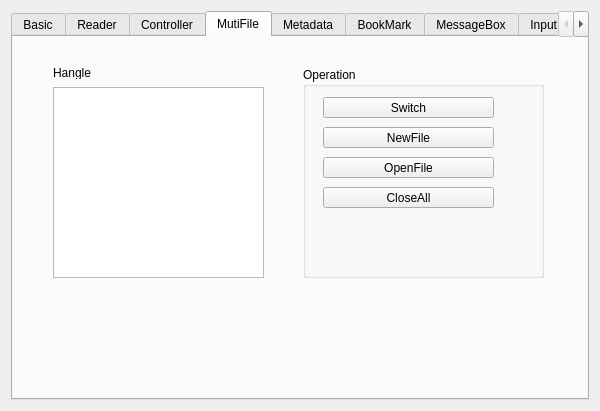
Above: TestPlugin/testform.ui from Wing-summer/WingHexExplorer2 before the change. Below: the same form after it.
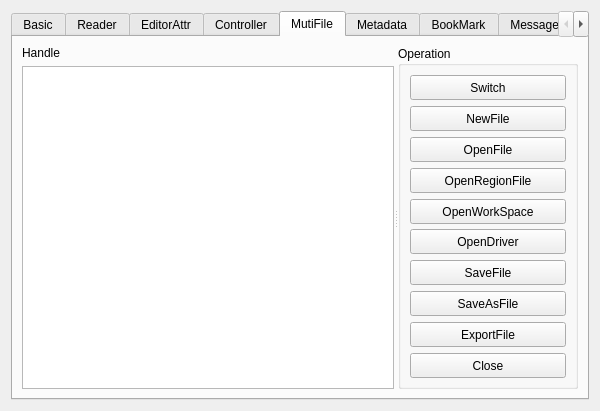
That is the form after the change. The open tabs and pages were chosen to show the change. Custom widgets are drawn as their Qt base class.

```diff
--- a/TestPlugin/testform.ui
+++ b/TestPlugin/testform.ui
@@ -300,6 +300,106 @@
        </item>
       </layout>
      </widget>
+     <widget class="QWidget" name="tab_12">
+      <attribute name="title">
+       <string>EditorAttr</string>
+      </attribute>
+      <layout class="QVBoxLayout" name="verticalLayout_21">
+       <item>
+        <widget class="QGroupBox" name="groupBox_8">
+         <property name="title">
+          <string>Type</string>
+         </property>
+         <layout class="QHBoxLayout" name="horizontalLayout_5">
+          <property name="sizeConstraint">
+           <enum>QLayout::SetMinAndMaxSize</enum>
+          </property>
+          <item>
+           <widget class="QRadioButton" name="rbLockedFile">
+            <property name="text">
+             <string notr="true">LockedFile</string>
+            </property>
+            <property name="checked">
+             <bool>true</bool>
+            </property>
+           </widget>
+          </item>
+          <item>
+           <widget class="QRadioButton" name="rbKeepSize">
+            <property name="text">
+             <string notr="true">KeepSize</string>
+            </property>
+           </widget>
+          </item>
+          <item>
+           <widget class="QRadioButton" name="rbStringVisible">
+            <property name="text">
+             <string notr="true">StringVisible</string>
+            </property>
+           </widget>
+          </item>
+          <item>
+           <widget class="QRadioButton" name="rbAddressVisible">
+            <property name="text">
+             <string notr="true">AddressVisible</string>
+            </property>
+           </widget>
+          </item>
+          <item>
+           <widget class="QRadioButton" name="rbHeaderVisible">
+            <property name="text">
+             <string notr="true">HeaderVisible</string>
+            </property>
+           </widget>
+          </item>
+         </layout>
+        </widget>
+       </item>
+       <item>
+        <layout class="QHBoxLayout" name="horizontalLayout_6">
+         <item>
+          <widget class="QPushButton" name="btnStatusVisible">
+           <property name="minimumSize">
+            <size>
+             <width>0</width>
+             <height>30</height>
+            </size>
+           </property>
+           <property name="text">
+            <string>Visible</string>
+           </property>
+          </widget>
+         </item>
+         <item>
+          <widget class="QPushButton" name="btnStatusInvisible">
+           <property name="minimumSize">
+            <size>
+             <width>0</width>
+             <height>30</height>
+            </size>
+           </property>
+           <property name="text">
+            <string>Invisible</string>
+           </property>
+          </widget>
+         </item>
+        </layout>
+       </item>
+       <item>
+        <spacer name="verticalSpacer_4">
+         <property name="orientation">
+          <enum>Qt::Vertical</enum>
+         </property>
+         <property name="sizeHint" stdset="0">
+          <size>
+           <width>20</width>
+           <height>40</height>
+          </size>
+         </property>
+        </spacer>
+       </item>
+      </layout>
+     </widget>
      <widget class="QWidget" name="tab_3">
       <attribute name="title">
        <string>Controller</string>
@@ -355,94 +455,166 @@
       <attribute name="title">
        <string>MutiFile</string>
       </attribute>
-      <widget class="QLabel" name="label_14">
-       <property name="geometry">
-        <rect>
-         <x>40</x>
-         <y>30</y>
-         <width>40</width>
-         <height>12</height>
-        </rect>
-       </property>
-       <property name="text">
-        <string>Hangle</string>
-       </property>
-      </widget>
-      <widget class="QListWidget" name="listWidget">
-       <property name="geometry">
-        <rect>
-         <x>40</x>
-         <y>50</y>
-         <width>211</width>
-         <height>191</height>
-        </rect>
-       </property>
-      </widget>
-      <widget class="QGroupBox" name="groupBox_7">
-       <property name="geometry">
-        <rect>
-         <x>290</x>
-         <y>30</y>
-         <width>241</width>
-         <height>211</height>
-        </rect>
-       </property>
-       <property name="title">
-        <string>Operation</string>
-       </property>
-       <widget class="QPushButton" name="pushButton">
-        <property name="geometry">
-         <rect>
-          <x>20</x>
-          <y>60</y>
-          <width>171</width>
-          <height>21</height>
-         </rect>
-        </property>
-        <property name="text">
-         <string>NewFile</string>
-        </property>
-       </widget>
-       <widget class="QPushButton" name="pushButton_2">
-        <property name="geometry">
-         <rect>
-          <x>20</x>
-          <y>90</y>
-          <width>171</width>
-          <height>21</height>
-         </rect>
-        </property>
-        <property name="text">
-         <string>OpenFile</string>
-        </property>
-       </widget>
-       <widget class="QPushButton" name="pushButton_3">
-        <property name="geometry">
-         <rect>
-          <x>20</x>
-          <y>30</y>
-          <width>171</width>
-          <height>21</height>
-         </rect>
-        </property>
-        <property name="text">
-         <string>Switch</string>
-        </property>
-       </widget>
-       <widget class="QPushButton" name="pushButton_4">
-        <property name="geometry">
-         <rect>
-          <x>20</x>
-          <y>120</y>
-          <width>171</width>
-          <height>21</height>
-         </rect>
-        </property>
-        <property name="text">
-         <string>CloseAll</string>
-        </property>
-       </widget>
-      </widget>
+      <layout class="QVBoxLayout" name="verticalLayout_24">
+       <item>
+        <widget class="QSplitter" name="splitter_3">
+         <property name="orientation">
+          <enum>Qt::Horizontal</enum>
+         </property>
+         <widget class="QWidget" name="layoutWidget">
+          <layout class="QVBoxLayout" name="verticalLayout_23">
+           <item>
+            <widget class="QLabel" name="label_14">
+             <property name="text">
+              <string>Handle</string>
+             </property>
+            </widget>
+           </item>
+           <item>
+            <widget class="QListWidget" name="lwHandle"/>
+           </item>
+          </layout>
+         </widget>
+         <widget class="QGroupBox" name="groupBox_7">
+          <property name="title">
+           <string>Operation</string>
+          </property>
+          <layout class="QVBoxLayout" name="verticalLayout_22">
+           <item>
+            <widget class="QPushButton" name="btnSwitch">
+             <property name="minimumSize">
+              <size>
+               <width>0</width>
+               <height>25</height>
+              </size>
+             </property>
+             <property name="text">
+              <string notr="true">Switch</string>
+             </property>
+            </widget>
+           </item>
+           <item>
+            <widget class="QPushButton" name="btnNewFile">
+             <property name="minimumSize">
+              <size>
+               <width>0</width>
+               <height>25</height>
+              </size>
+             </property>
+             <property name="text">
+              <string notr="true">NewFile</string>
+             </property>
+            </widget>
+           </item>
+           <item>
+            <widget class="QPushButton" name="btnOpenFile">
+             <property name="minimumSize">
+              <size>
+               <width>0</width>
+               <height>25</height>
+              </size>
+             </property>
+             <property name="text">
+              <string notr="true">OpenFile</string>
+             </property>
+            </widget>
+           </item>
+           <item>
+            <widget class="QPushButton" name="btnOpenRegionFile">
+             <property name="minimumSize">
+              <size>
+               <width>0</width>
+               <height>25</height>
+              </size>
+             </property>
+             <property name="text">
+              <string notr="true">OpenRegionFile</string>
+             </property>
+            </widget>
+           </item>
+           <item>
+            <widget class="QPushButton" name="btnOpenWorkSpace">
+             <property name="minimumSize">
+              <size>
+               <width>0</width>
+               <height>25</height>
+              </size>
+             </property>
+             <property name="text">
+              <string notr="true">OpenWorkSpace</string>
+             </property>
+            </widget>
+           </item>
+           <item>
+            <widget class="QPushButton" name="btnOpenDriver">
+             <property name="minimumSize">
+              <size>
+               <width>0</width>
+               <height>25</height>
+              </size>
+             </property>
+             <property name="text">
+              <string notr="true">OpenDriver</string>
+             </property>
+            </widget>
+           </item>
+           <item>
+            <widget class="QPushButton" name="btnSaveFile">
+             <property name="minimumSize">
+              <size>
+               <width>0</width>
+               <height>25</height>
+              </size>
+             </property>
+             <property name="text">
+              <string notr="true">SaveFile</string>
+             </property>
+            </widget>
+           </item>
+           <item>
+            <widget class="QPushButton" name="btnSaveAsFile">
+             <property name="minimumSize">
+              <size>
+               <width>0</width>
+               <height>25</height>
+              </size>
+             </property>
+             <property name="text">
+              <string notr="true">SaveAsFile</string>
+             </property>
+            </widget>
+           </item>
+           <item>
+            <widget class="QPushButton" name="btnExportFile">
+             <property name="minimumSize">
+              <size>
+               <width>0</width>
+               <height>25</height>
+              </size>
+             </property>
+             <property name="text">
+              <string notr="true">ExportFile</string>
+             </property>
+            </widget>
+           </item>
+           <item>
+            <widget class="QPushButton" name="btnCloseFile">
+             <property name="minimumSize">
+              <size>
+               <width>0</width>
+               <height>25</height>
+              </size>
+             </property>
+             <property name="text">
+              <string notr="true">Close</string>
+             </property>
+            </widget>
+           </item>
+          </layout>
+         </widget>
+        </widget>
+       </item>
+      </layout>
      </widget>
      <widget class="QWidget" name="tab_10">
       <attribute name="title">
```
Left out of the diff: 2 changed lines with no effect on the pictures.
